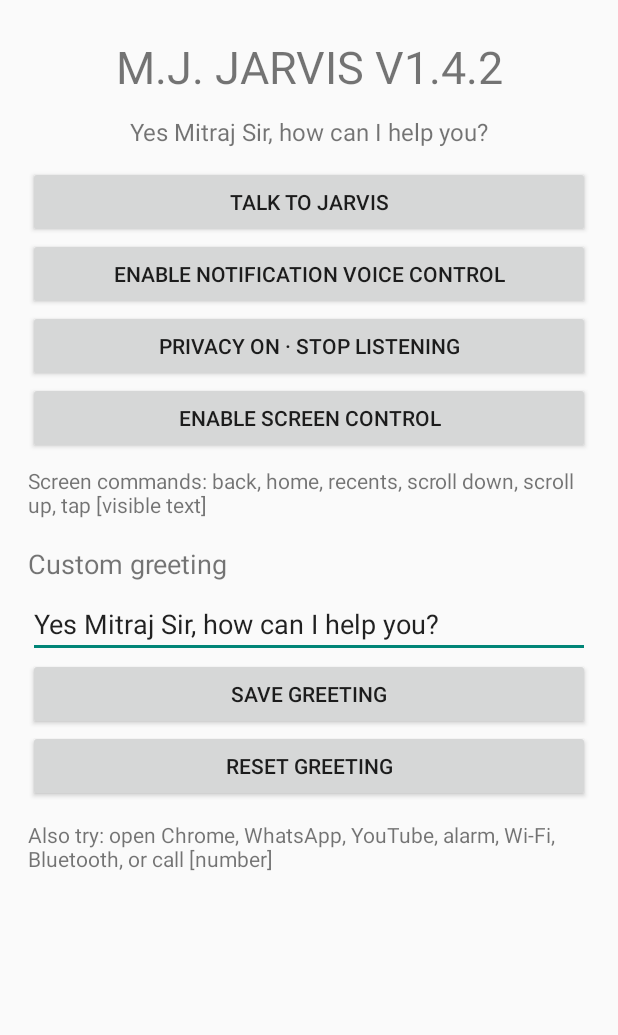
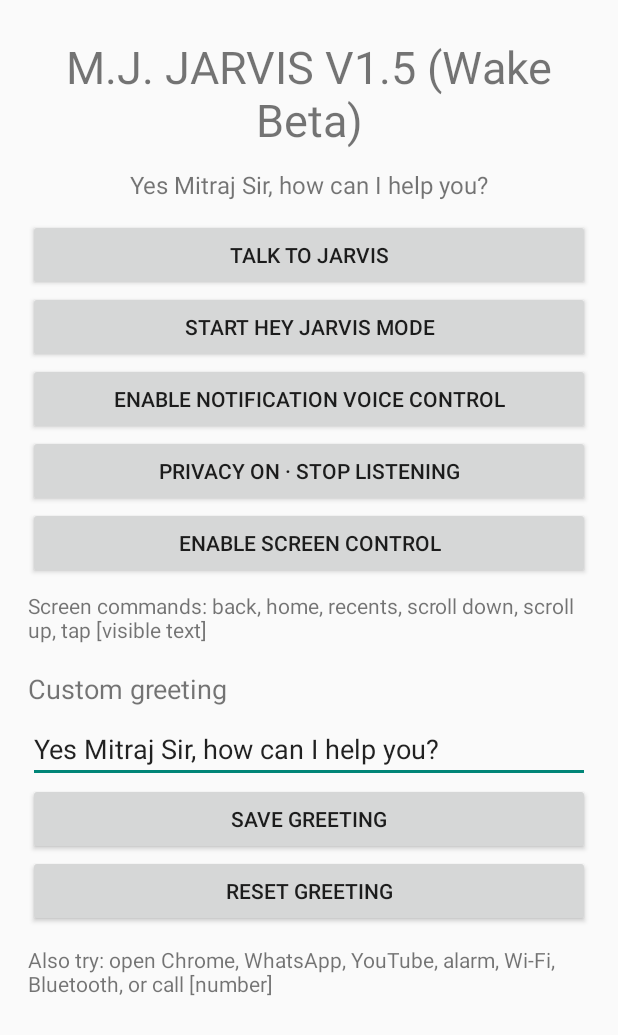
Before and after one commit to mitrajsinhjadeja774/MJ-JARVIS, an Android app: the screen it shows after launch (MainActivity), on a phone screen of 412 x 824 dp. Shown: the top 1035 px of the screen. Run offline under Robolectric (Android 15) with nearby library versions, the phone set to English and light mode, and no system bars.

Commit message:
Expose opt-in Hey Jarvis beta mode in app UI

```diff
--- a/app/src/main/java/com/mj/jarvis/MainActivity.kt
+++ b/app/src/main/java/com/mj/jarvis/MainActivity.kt
@@ -27,10 +27,11 @@ class MainActivity : Activity(), TextToSpeech.OnInitListener {
   prefs = getSharedPreferences("jarvis", MODE_PRIVATE)
   tts = TextToSpeech(this, this)
   val root = LinearLayout(this).apply { orientation=LinearLayout.VERTICAL; gravity=Gravity.CENTER_HORIZONTAL; setPadding(28,36,28,24) }
-  root.addView(TextView(this).apply { text="M.J. JARVIS V1.4.2"; textSize=30f; gravity=Gravity.CENTER })
+  root.addView(TextView(this).apply { text="M.J. JARVIS V1.5 (Wake Beta)"; textSize=30f; gravity=Gravity.CENTER })
   status = TextView(this).apply { text="Your personal voice assistant"; textSize=16f; gravity=Gravity.CENTER; setPadding(0,18,0,18) }
   root.addView(status)
   root.addView(Button(this).apply { text="TALK TO JARVIS"; setOnClickListener { listen() } })
+  root.addView(Button(this).apply { text="START HEY JARVIS MODE"; setOnClickListener { startWakeMode() } })
   root.addView(Button(this).apply { text="ENABLE NOTIFICATION VOICE CONTROL"; setOnClickListener { startBackgroundListening() } })
   root.addView(Button(this).apply { text="PRIVACY ON · STOP LISTENING"; setOnClickListener { stopService(Intent(this@MainActivity, JarvisListeningService::class.java)); status.text="Listening stopped — Privacy ON" } })
   root.addView(Button(this).apply {
@@ -47,6 +48,12 @@ class MainActivity : Activity(), TextToSpeech.OnInitListener {
   setContentView(root)
   if(checkSelfPermission(android.Manifest.permission.RECORD_AUDIO)!=PackageManager.PERMISSION_GRANTED) requestPermissions(arrayOf(android.Manifest.permission.RECORD_AUDIO),20)
   speak(prefs.getString("greeting",defaultGreeting) ?: defaultGreeting)
+ }
+
+ private fun startWakeMode() {
+  if(checkSelfPermission(android.Manifest.permission.RECORD_AUDIO)!=PackageManager.PERMISSION_GRANTED){requestPermissions(arrayOf(android.Manifest.permission.RECORD_AUDIO),20);return}
+  try { startForegroundService(Intent(this, JarvisListeningService::class.java).setAction(JarvisListeningService.ACTION_WAKE)); status.text="Hey Jarvis mode started (beta). Say Hey Jarvis; Privacy ON stops it." }
+  catch(e: Exception){status.text="Wake mode unavailable: ${e.message}"}
  }
 
  private fun startBackgroundListening() {
```
